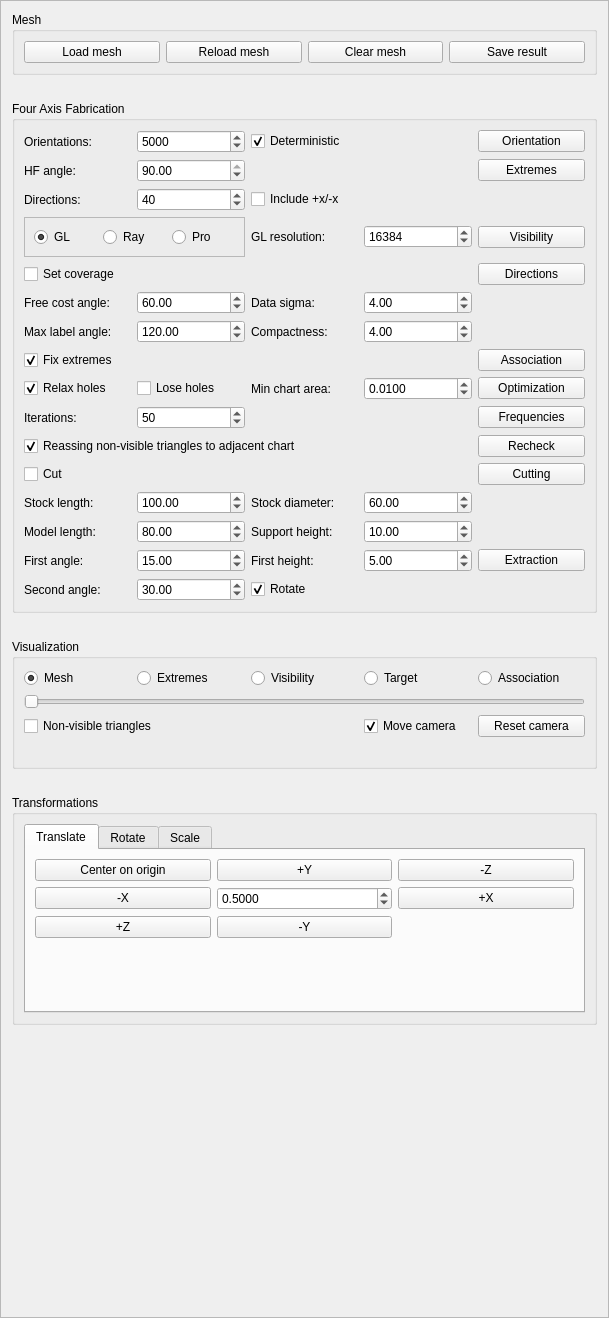
First picture: the form in GUI/managers/fouraxisfabricationmanager.ui, repository cg3hci/4AxisMilling, before the edit.
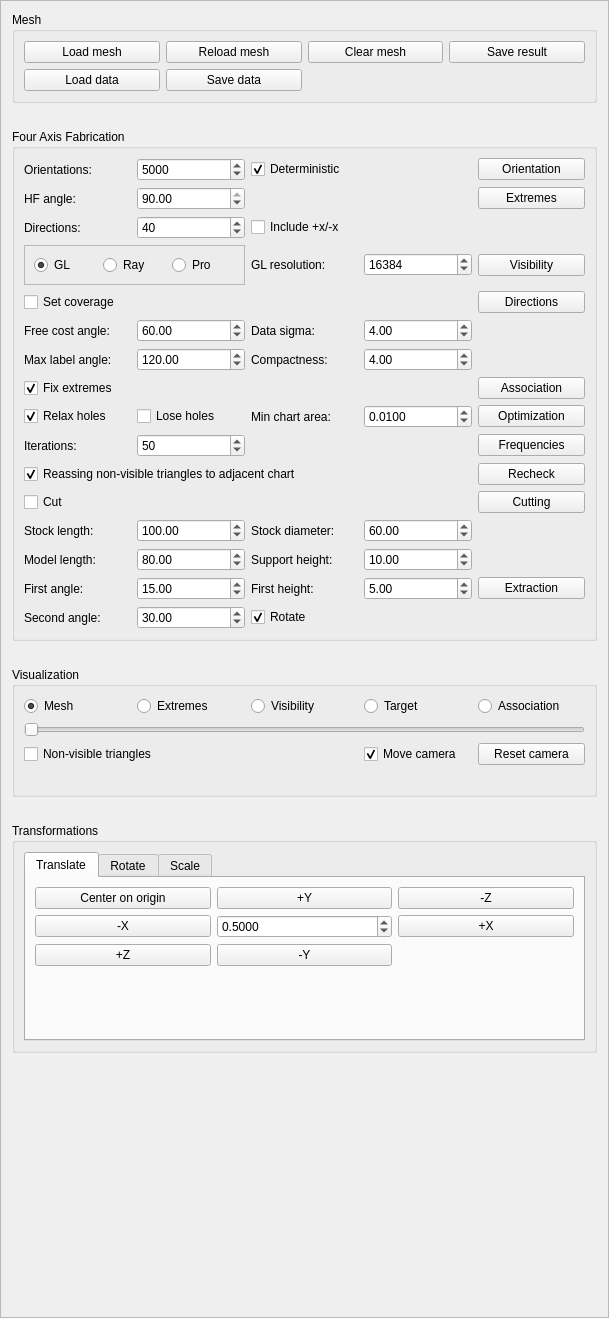
Second picture: the form after the edit.

Commit message: Fixed visibility, save/load data, fixed extraction

What changed in the file:
```diff
--- a/GUI/managers/fouraxisfabricationmanager.ui
+++ b/GUI/managers/fouraxisfabricationmanager.ui
@@ -66,6 +66,20 @@
         </property>
        </widget>
       </item>
+      <item row="1" column="2">
+       <widget class="QPushButton" name="saveDataButton">
+        <property name="text">
+         <string>Save data</string>
+        </property>
+       </widget>
+      </item>
+      <item row="1" column="0">
+       <widget class="QPushButton" name="loadDataButton">
+        <property name="text">
+         <string>Load data</string>
+        </property>
+       </widget>
+      </item>
      </layout>
     </widget>
    </item>
```
The commit also changes 6 other files.
